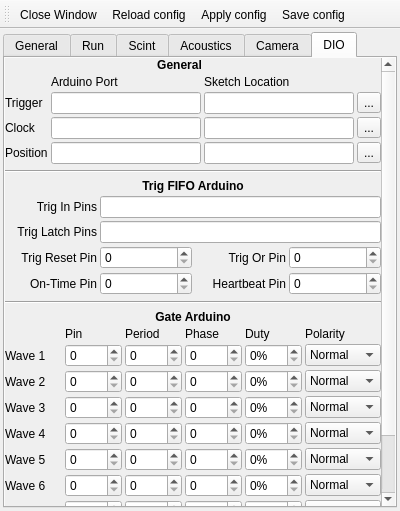
Above: ui/settingswindow.ui from SBC-Collaboration/SBC-RunControl before the change. Below: the same form after it.
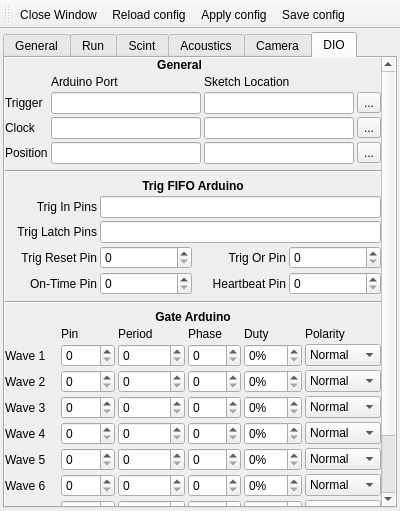
That is the form after the change. The open tabs and pages were chosen to show the change. Icons and pictures are not drawn.

```diff
--- a/ui/settingswindow.ui
+++ b/ui/settingswindow.ui
@@ -3278,7 +3278,11 @@
                <number>3</number>
               </property>
               <item row="7" column="2">
-               <widget class="QSpinBox" name="gate_period_wave5"/>
+               <widget class="QSpinBox" name="gate_period_wave5">
+                <property name="maximum">
+                 <number>1000000</number>
+                </property>
+               </widget>
               </item>
               <item row="3" column="1">
                <widget class="QSpinBox" name="gate_pin_wave1"/>
@@ -3316,6 +3320,9 @@
                 <property name="suffix">
                  <string>%</string>
                 </property>
+                <property name="maximum">
+                 <number>100</number>
+                </property>
                </widget>
               </item>
               <item row="3" column="0">
@@ -3362,6 +3369,9 @@
                 <property name="keyboardTracking">
                  <bool>true</bool>
                 </property>
+                <property name="maximum">
+                 <number>100</number>
+                </property>
                </widget>
               </item>
               <item row="10" column="4">
@@ -3386,6 +3396,9 @@
                 <property name="suffix">
                  <string>%</string>
                 </property>
+                <property name="maximum">
+                 <number>100</number>
+                </property>
                </widget>
               </item>
               <item row="6" column="3">
@@ -3430,10 +3443,18 @@
                </widget>
               </item>
               <item row="6" column="2">
-               <widget class="QSpinBox" name="gate_period_wave4"/>
+               <widget class="QSpinBox" name="gate_period_wave4">
+                <property name="maximum">
+                 <number>1000000</number>
+                </property>
+               </widget>
               </item>
               <item row="4" column="2">
-               <widget class="QSpinBox" name="gate_period_wave2"/>
+               <widget class="QSpinBox" name="gate_period_wave2">
+                <property name="maximum">
+                 <number>1000000</number>
+                </property>
+               </widget>
               </item>
               <item row="8" column="0">
                <widget class="QLabel" name="wave6_label">
@@ -3456,10 +3477,17 @@
                 <property name="suffix">
                  <string>%</string>
                 </property>
+                <property name="maximum">
+                 <number>100</number>
+                </property>
                </widget>
               </item>
               <item row="9" column="2">
-               <widget class="QSpinBox" name="gate_period_wave7"/>
+               <widget class="QSpinBox" name="gate_period_wave7">
+                <property name="maximum">
+                 <number>1000000</number>
+                </property>
+               </widget>
               </item>
               <item row="7" column="0">
                <widget class="QLabel" name="wave5_label">
@@ -3476,6 +3504,9 @@
                 <property name="suffix">
                  <string>%</string>
                 </property>
+                <property name="maximum">
+                 <number>100</number>
+                </property>
                </widget>
               </item>
               <item row="4" column="5">
@@ -3503,6 +3534,9 @@
                 <property name="suffix">
                  <string>%</string>
                 </property>
+                <property name="maximum">
+                 <number>100</number>
+                </property>
                </widget>
               </item>
               <item row="1" column="3">
@@ -3536,6 +3570,9 @@
                 <property name="suffix">
                  <string>%</string>
                 </property>
+                <property name="maximum">
+                 <number>100</number>
+                </property>
                </widget>
               </item>
               <item row="7" column="3">
@@ -3615,7 +3652,11 @@
                </widget>
               </item>
               <item row="3" column="2">
-               <widget class="QSpinBox" name="gate_period_wave1"/>
+               <widget class="QSpinBox" name="gate_period_wave1">
+                <property name="maximum">
+                 <number>1000000</number>
+                </property>
+               </widget>
               </item>
               <item row="5" column="3">
                <widget class="QSpinBox" name="gate_phase_wave3"/>
@@ -3642,6 +3683,9 @@
                 <property name="suffix">
                  <string>%</string>
                 </property>
+                <property name="maximum">
+                 <number>100</number>
+                </property>
                </widget>
               </item>
               <item row="5" column="5">
@@ -3662,10 +3706,18 @@
                <widget class="QSpinBox" name="gate_phase_wave2"/>
               </item>
               <item row="8" column="2">
-               <widget class="QSpinBox" name="gate_period_wave6"/>
+               <widget class="QSpinBox" name="gate_period_wave6">
+                <property name="maximum">
+                 <number>1000000</number>
+                </property>
+               </widget>
               </item>
               <item row="5" column="2">
-               <widget class="QSpinBox" name="gate_period_wave3"/>
+               <widget class="QSpinBox" name="gate_period_wave3">
+                <property name="maximum">
+                 <number>1000000</number>
+                </property>
+               </widget>
               </item>
               <item row="10" column="0">
                <widget class="QLabel" name="wave8_label">
```
Left out of the diff: 111 changed lines with no effect on the pictures.
